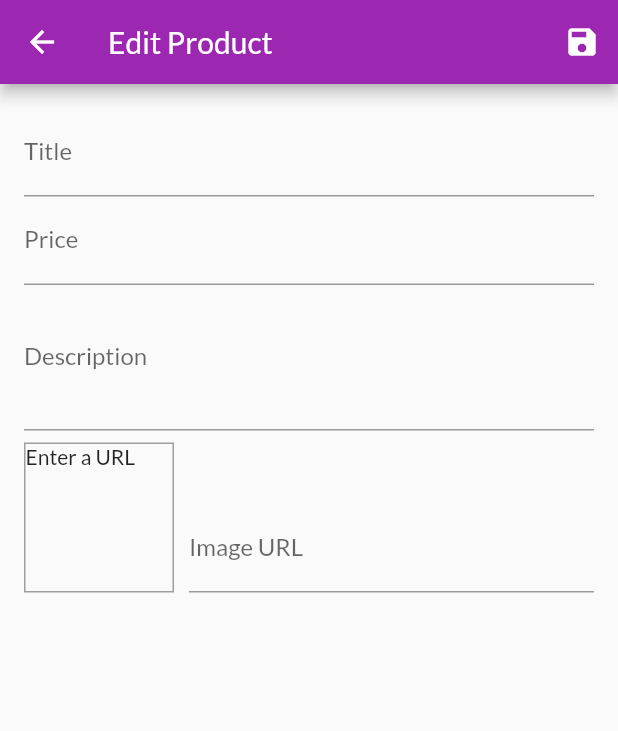
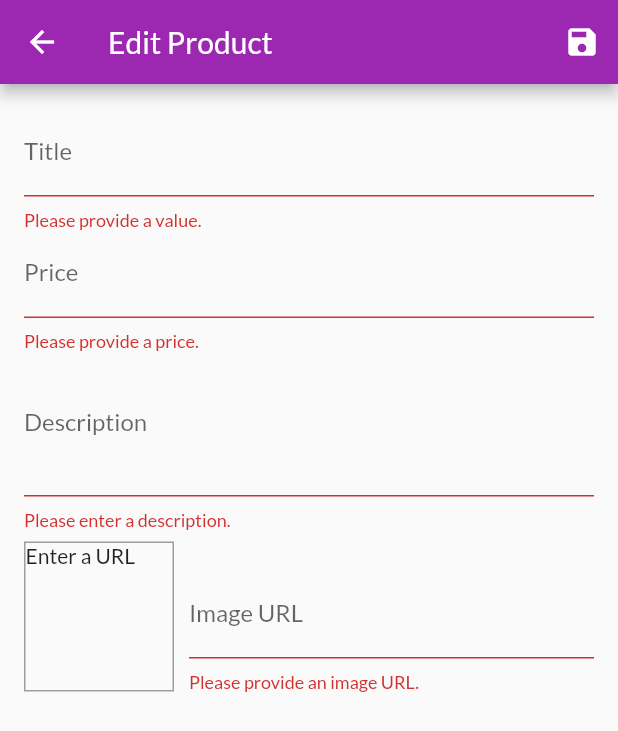
Before and after one commit to nhasley/shop_app, a Flutter app: the EditProductScreen screen opened by its route, after a tap on the "save" icon, on a phone screen of 412 x 824 dp. Shown: the top 731 px of the screen. Run offline on Flutter 3.47's test engine with Material 2 defaults, Android fonts, the phone set to English and light mode, and no system bars; network calls fail.

Commit message:
delete and edit products

```diff
--- a/lib/screens/edit_product_screen.dart
+++ b/lib/screens/edit_product_screen.dart
@@ -1,6 +1,8 @@
 import 'package:flutter/material.dart';
+import 'package:provider/provider.dart';
 
 import '../providers/product.dart';
+import '../providers/products.dart';
 
 class EditProductScreen extends StatefulWidget {
   static const routeName = '/edit-product';
@@ -21,11 +23,38 @@ class _EditProductScreenState extends State<EditProductScreen> {
     description: '',
     imageUrl: '',
   );
+  var _initValues = {
+    'title': '',
+    'description': '',
+    'price': '',
+    'imageUrl': '',
+  };
+  var _isInit = true;
 
   @override
   void initState() {
     _imageURLFocusNode.addListener(_updateImageUrl);
     super.initState();
+  }
+
+  @override
+  void didChangeDependencies() {
+    if (_isInit) {
+      final productId = ModalRoute.of(context).settings.arguments as String;
+      if (productId != null) {
+        _editedProduct =
+            Provider.of<Products>(context, listen: false).findById(productId);
+        _initValues = {
+          'title': _editedProduct.title,
+          'description': _editedProduct.description,
+          'price': _editedProduct.price.toString(),
+          'imageUrl': '',
+        };
+        _imgageURLController.text = _editedProduct.imageUrl;
+      }
+    }
+    _isInit = false;
+    super.didChangeDependencies();
   }
 
   @override
@@ -44,7 +73,18 @@ class _EditProductScreenState extends State<EditProductScreen> {
   }
 
   void _saveForm() {
+    final isValid = _form.currentState.validate();
     _form.currentState.save();
+    if (!isValid) {
+      return;
+    }
+    if (_editedProduct.id != null) {
+      Provider.of<Products>(context, listen: false)
+          .updateProduct(_editedProduct.id, _editedProduct);
+    } else {
+      Provider.of<Products>(context, listen: false).addProduct(_editedProduct);
+    }
+    Navigator.of(context).pop();
   }
 
   @override
@@ -66,10 +106,17 @@ class _EditProductScreenState extends State<EditProductScreen> {
           child: ListView(
             children: <Widget>[
               TextFormField(
+                initialValue: _initValues['title'],
                 decoration: InputDecoration(labelText: 'Title'),
                 textInputAction: TextInputAction.next,
                 onFieldSubmitted: (_) {
                   FocusScope.of(context).requestFocus(_priceFocusNode);
+                },
+                validator: (value) {
+                  if (value.isEmpty) {
+                    return 'Please provide a value.';
+                  }
+                  return null;
                 },
                 onSaved: (value) {
                   _editedProduct = Product(
@@ -77,10 +124,12 @@ class _EditProductScreenState extends State<EditProductScreen> {
                       price: _editedProduct.price,
                       description: _editedProduct.description,
                       imageUrl: _editedProduct.imageUrl,
-                      id: null);
+                      id: _editedProduct.id,
+                      isFavorite: _editedProduct.isFavorite);
                 },
               ),
               TextFormField(
+                initialValue: _initValues['price'],
                 decoration: InputDecoration(labelText: 'Price'),
                 textInputAction: TextInputAction.next,
                 keyboardType: TextInputType.number,
@@ -88,28 +137,52 @@ class _EditProductScreenState extends State<EditProductScreen> {
                 onFieldSubmitted: (_) {
                   FocusScope.of(context).requestFocus(_descriptionFocusNode);
                 },
+                validator: (value) {
+                  if (value.isEmpty) {
+                    return 'Please provide a price.';
+                  }
+                  if (double.tryParse(value) == null) {
+                    return 'Please enter a valid number';
+                  }
+                  if (double.tryParse(value) <= 0) {
+                    return 'Please enter a number greater than zero.';
+                  }
+                  return null;
+                },
                 onSaved: (value) {
                   _editedProduct = Product(
                       title: _editedProduct.title,
                       price: double.parse(value),
                       description: _editedProduct.description,
                       imageUrl: _editedProduct.imageUrl,
-                      id: null);
+                      id: _editedProduct.id,
+                      isFavorite: _editedProduct.isFavorite);
                 },
               ),
               TextFormField(
+                initialValue: _initValues['description'],
                 decoration: InputDecoration(labelText: 'Description'),
                 maxLines: 3,
                 textInputAction: TextInputAction.next,
                 keyboardType: TextInputType.multiline,
                 focusNode: _descriptionFocusNode,
+                validator: (value) {
+                  if (value.isEmpty) {
+                    return 'Please enter a description.';
+                  }
+                  if (value.length < 10) {
+                    return 'Should be at least 10 characters';
+                  }
+                  return null;
+                },
                 onSaved: (value) {
                   _editedProduct = Product(
                       title: _editedProduct.title,
                       price: _editedProduct.price,
                       description: value,
                       imageUrl: _editedProduct.imageUrl,
-                      id: null);
+                      id: _editedProduct.id,
+                      isFavorite: _editedProduct.isFavorite);
                 },
               ),
               Row(
@@ -140,13 +213,24 @@ class _EditProductScreenState extends State<EditProductScreen> {
                       onFieldSubmitted: (_) {
                         _saveForm();
                       },
+                      validator: (value) {
+                        if (value.isEmpty) {
+                          return 'Please provide an image URL.';
+                        }
+                        if (!value.startsWith('http') &&
+                            !value.startsWith('https')) {
+                          return 'Please enter a valid URL';
+                        }
+                        return null;
+                      },
                       onSaved: (value) {
                         _editedProduct = Product(
                             title: _editedProduct.title,
                             price: _editedProduct.price,
                             description: _editedProduct.description,
                             imageUrl: value,
-                            id: null);
+                            id: _editedProduct.id,
+                            isFavorite: _editedProduct.isFavorite);
                       },
                     ),
                   )
--- a/lib/screens/user_products_screen.dart
+++ b/lib/screens/user_products_screen.dart
@@ -31,6 +31,7 @@ class UserProductsScreen extends StatelessWidget {
             itemBuilder: (_, i) => Column(
               children: <Widget>[
                 UserProductItem(
+                  productsData.items[i].id,
                   productsData.items[i].title,
                   productsData.items[i].imageUrl,
                 ),
```
Also changed, not shown: lib/providers/products.dart (+24 -2 lines), lib/widgets/user_product_item.dart (+13 -3 lines).
